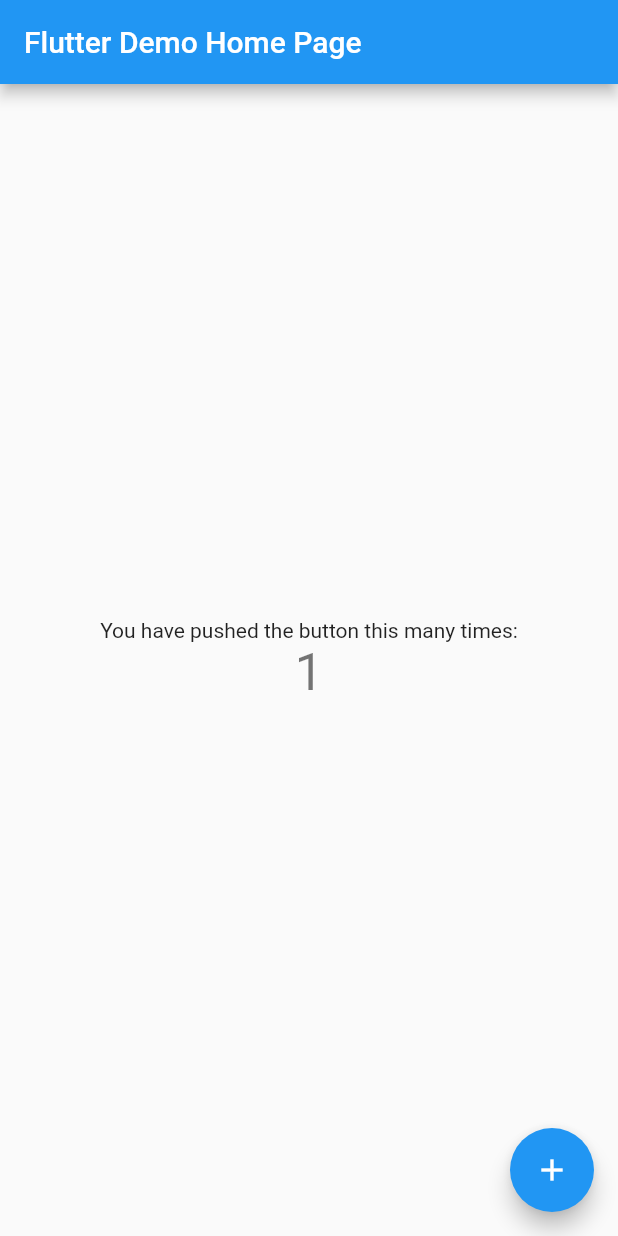
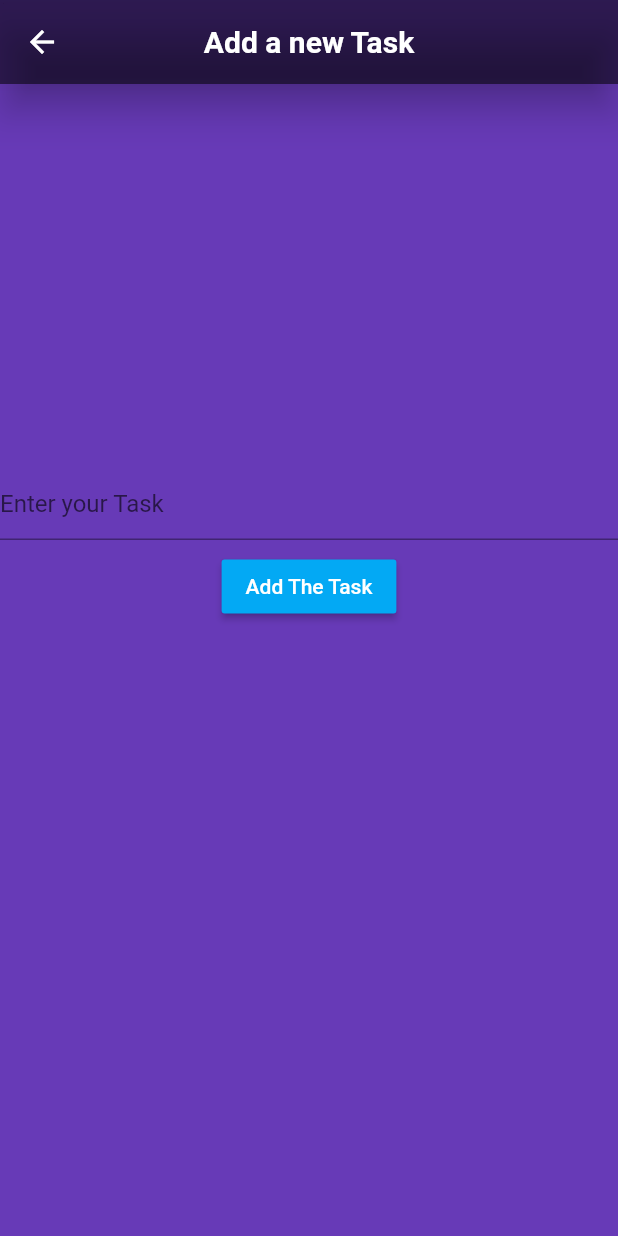
Before and after one commit to guptaprakhariitr/TimeTrackerApp, a Flutter app: the screen it shows after launch, after a tap on the "add" icon, on a phone screen of 412 x 824 dp. Run offline on Flutter 3.47's test engine with Material 2 defaults, Android fonts, the phone set to English and light mode, and no system bars; our stand-ins replace shared_preferences.

Commit message:
Task added refresh every 10 sec

```diff
--- /dev/null
+++ b/lib/NewTask.dart
@@ -0,0 +1,115 @@
+import 'package:flutter/cupertino.dart';
+import 'package:flutter/material.dart';
+import 'package:shared_preferences/shared_preferences.dart';
+class NewTask extends StatefulWidget {
+  final Color color=Colors.black54;
+  @override
+  _NewTaskState createState() => _NewTaskState();
+}
+
+class _NewTaskState extends State<NewTask> {
+  final _formKey = GlobalKey<FormState>();
+   String Taskname;
+  final myController = TextEditingController();
+  Future<SharedPreferences> _prefs = SharedPreferences.getInstance();
+  Future<int> _counter;
+  Future<void> _SetCounter(String srt) async {
+    final SharedPreferences prefs = await _prefs;
+    //final int counter = (prefs.getInt(srt) ?? 0);
+    /*setState(() {
+      _counter = prefs.setInt(srt, counter).then((bool success) {
+        return counter;
+      });
+    });*/
+    int counter=(prefs.getInt("counter") ?? -1)+1;
+    prefs.setInt("counter", counter);
+    var now = new DateTime.now();
+    prefs.setString(counter.toString(),srt);
+    prefs.setInt(counter.toString()+"year", now.year);
+    prefs.setInt(counter.toString()+"month", now.month);
+    prefs.setInt(counter.toString()+"day", now.day);
+    prefs.setInt(counter.toString()+"hour", now.hour);
+    prefs.setInt(counter.toString()+"minute", now.minute);
+    prefs.setInt(counter.toString()+"second", now.second);
+    return;
+  }
+  @override
+  Widget build(BuildContext context) {
+    return Scaffold(
+      appBar: AppBar(
+        centerTitle: true,
+        title: Text("Add a new Task",
+        style: TextStyle(
+        color: Colors.white,
+        fontWeight: FontWeight.bold,),
+    ),
+        backgroundColor: NewTask().color,
+     elevation: 10,
+      ),
+      body: Column(
+        children: <Widget>[
+          Expanded(
+            child: SizedBox(
+            ),
+          ),
+          Expanded(
+            child: Center(
+              child:Form(
+                  key:_formKey,
+                  child: Column(
+                    mainAxisAlignment: MainAxisAlignment.start,
+                    crossAxisAlignment: CrossAxisAlignment.center,
+                    children: [
+                      TextFormField(
+                        cursorColor: Colors.blue,
+                        decoration: const InputDecoration(
+                          hintText: 'Enter your Task',
+                          fillColor: Colors.lightBlue,
+                          focusColor: Colors.indigo,
+                          hoverColor: Colors.indigo,
+                        ),
+                        keyboardAppearance: Brightness.light,
+                        controller: myController,
+                        validator: (value) {
+                          if (value.isEmpty) {
+                            return 'Please enter some text';
+                          }
+                          return null;
+                        },
+
+                      ),
+                      Padding(
+                        padding: EdgeInsets.all(7),
+                        child: RaisedButton(
+                          child: Text("Add The Task",
+                          style: TextStyle(
+                            color: Colors.white
+                          ),),
+                          onPressed: () async{
+                            SharedPreferences prefs = await _prefs;
+    if (_formKey.currentState.validate()) {
+                    await _SetCounter(myController.text);
+                    showDialog(context: context,builder: (context){
+                      return AlertDialog(
+                        content: Text(prefs.get(prefs.get("counter").toString()) + "  +  Marked" ),
+                      );
+                    });
+                    }
+                          },
+                          color: Colors.lightBlue,
+                        ),
+                      )
+                    ],
+                  ),
+              ),
+              ),
+            ),
+          Expanded(
+            child: SizedBox(
+            ),
+          ), ],
+      ),
+      backgroundColor: Colors.deepPurple,
+    );
+  }
+}
--- a/lib/list.dart
+++ /dev/null
@@ -1,21 +0,0 @@
-import 'package:flutter/material.dart';
-class MainScreen extends StatelessWidget {
-  Color color=Colors.black54;
-  @override
-  Widget build(BuildContext context) {
-    return SafeArea(
-      child: Scaffold(
-        appBar: AppBar(
-          title: Text("Tracker",
-            style: TextStyle(
-              color: Colors.white,
-              fontWeight: FontWeight.bold,
-            ),
-          ),
-          backgroundColor: color,
-        ),
-
-      ),
-    );
-  }
-}
--- /dev/null
+++ b/lib/listMain.dart
@@ -0,0 +1,166 @@
+import 'dart:async';
+
+import 'package:flutter/material.dart';
+import 'package:shared_preferences/shared_preferences.dart';
+class listMain extends StatefulWidget {
+
+  @override
+  _listMainState createState() => _listMainState();
+}
+
+class _listMainState extends State<listMain> {
+  int stop=1,c=0;
+  Timer timer;
+  Icon iconPause=new Icon(Icons.pause);
+  Future<SharedPreferences> _prefs = SharedPreferences.getInstance();
+  Icon iconPlay=new Icon(Icons.play_arrow);
+  Listing lista=new Listing();
+  Future<int> _counter;
+  Color color=Colors.black54;
+  static Listing listing=new Listing();
+  @override
+  Widget build(BuildContext context) {
+    return SafeArea(
+      child: Scaffold(
+        appBar: AppBar(
+          centerTitle: true,
+          title: Text("Tracker",
+            style: TextStyle(
+              color: Colors.white,
+              fontWeight: FontWeight.bold,
+            ),
+          ),
+          backgroundColor: color,
+        ),
+      body: new ListView.builder(
+          //itemCount: stop,
+          itemBuilder: (BuildContext context,int index)
+      {return  FutureBuilder(
+            future: listing.listFill(index),
+            builder: (BuildContext context, AsyncSnapshot snapshot){
+              switch (snapshot.connectionState){
+                case ConnectionState.none: return Text("Not There");
+                case ConnectionState.waiting: return Text('');
+                default:
+                  if (snapshot.hasError)
+                   { return new Text('Error: ${snapshot.error}');}
+                  else if( snapshot.data.task !=null)
+                    {
+                     print("STOP" + stop.toString());
+                    return new Container(
+                      child: Card(
+                        child: Row(
+                          mainAxisAlignment: MainAxisAlignment.spaceBetween,
+                          children: [
+                            Row(
+                              mainAxisAlignment: MainAxisAlignment.start,
+                              children: [
+                                IconButton(
+                                  icon: Icon(Icons.play_arrow),
+                                  iconSize: 15,
+                                  onPressed: (){
+
+                                  },
+                                ),
+                                SizedBox(height: 5,),
+                                //Task
+                                Text(
+                                  snapshot.data.task,
+                                )
+                              ],
+                            ),
+                            //time
+                            Text(snapshot.data.time)
+                          ],
+                        ),
+                      ),
+                    );
+                 }
+                  else
+                    {
+                      return Text('');
+                    }
+              }
+            })
+        ;
+      }
+      )
+
+
+
+     ,
+                floatingActionButton: FloatingActionButton(
+                  onPressed: (){
+                        Navigator.pushNamed(context, '/NewTask').whenComplete(() => _refresh());
+                            },
+                    backgroundColor: color,
+                    child: Icon(
+                      Icons.add,
+                    ),
+
+                  ),
+                  floatingActionButtonLocation: FloatingActionButtonLocation.centerDocked,
+                ),
+              );
+  }
+  void _refresh()
+  {print("refreshed");
+    setState(() {
+    });
+  }
+  @override
+  void initState(){
+    super.initState();
+    _counter = _prefs.then((SharedPreferences prefs) {
+      stop=(prefs.getInt("counter") ?? 1);
+      print(stop.toString()+"  scscsd");
+      return (prefs.getInt('counter') ?? 1);
+    });
+    setState(() {
+      const oneSecond = const Duration(seconds: 10);
+      new Timer.periodic(oneSecond, (Timer t) =>setState((){
+
+      }));
+    });
+  }
+
+}
+
+class CardItem  {
+  String task,time;
+   int count;
+  Icon iconUsed=new Icon(Icons.play_arrow);
+  CardItem(this.task,this.time,this.count);
+}
+class Listing {
+  Future<SharedPreferences> _prefs = SharedPreferences.getInstance();
+  Future<CardItem> listFill(int index) async
+  {
+    final SharedPreferences prefs = await _prefs;
+   int count=await prefs.get("counter");
+   print(index.toString()+"  ****   "+ count.toString());
+   if(count!=null){
+   if(index<=count){
+      var now =new DateTime.now();
+      String task =await prefs.get(index.toString());
+      print(task);
+      var then =new DateTime(prefs.get(index.toString() + "year"),
+          prefs.get(index.toString() + "month"),
+          prefs.get(index.toString() + "day"),
+          prefs.get(index.toString() + "hour"),
+          prefs.get(index.toString() + "minute"),
+          prefs.get(index.toString() + "second"));
+     String time = now.difference(then).toString().substring(0,7);
+     CardItem cardItem=new CardItem(task,time,count);
+      return cardItem;}
+   else {
+     CardItem cardItem=new CardItem(null,null,null);
+     return cardItem;
+   }
+   }
+   else {
+     CardItem cardItem=new CardItem(null,null,null);
+     return cardItem;
+   }
+  }
+}
--- a/lib/main.dart
+++ b/lib/main.dart
@@ -1,117 +1,16 @@
+
 import 'package:flutter/material.dart';
+import 'package:flutterssignment/NewTask.dart';
+import 'package:flutterssignment/listMain.dart';
 
 void main() {
-  runApp(MyApp());
+  runApp(
+    MaterialApp(
+      initialRoute: '/',
+      routes: {
+        '/':(context) => listMain(),
+        '/NewTask': (context) => NewTask(),
+      },
+    )
+  );
 }
-
-class MyApp extends StatelessWidget {
-  // This widget is the root of your application.
-  @override
-  Widget build(BuildContext context) {
-    return MaterialApp(
-      title: 'Flutter Demo',
-      theme: ThemeData(
-        // This is the theme of your application.
-        //
-        // Try running your application with "flutter run". You'll see the
-        // application has a blue toolbar. Then, without quitting the app, try
-        // changing the primarySwatch below to Colors.green and then invoke
-        // "hot reload" (press "r" in the console where you ran "flutter run",
-        // or simply save your changes to "hot reload" in a Flutter IDE).
-        // Notice that the counter didn't reset back to zero; the application
-        // is not restarted.
-        primarySwatch: Colors.blue,
-        // This makes the visual density adapt to the platform that you run
-        // the app on. For desktop platforms, the controls will be smaller and
-        // closer together (more dense) than on mobile platforms.
-        visualDensity: VisualDensity.adaptivePlatformDensity,
-      ),
-      home: MyHomePage(title: 'Flutter Demo Home Page'),
-    );
-  }
-}
-
-class MyHomePage extends StatefulWidget {
-  MyHomePage({Key key, this.title}) : super(key: key);
-
-  // This widget is the home page of your application. It is stateful, meaning
-  // that it has a State object (defined below) that contains fields that affect
-  // how it looks.
-
-  // This class is the configuration for the state. It holds the values (in this
-  // case the title) provided by the parent (in this case the App widget) and
-  // used by the build method of the State. Fields in a Widget subclass are
-  // always marked "final".
-
-  final String title;
-
-  @override
-  _MyHomePageState createState() => _MyHomePageState();
-}
-
-class _MyHomePageState extends State<MyHomePage> {
-  int _counter = 0;
-
-  void _incrementCounter() {
-    setState(() {
-      // This call to setState tells the Flutter framework that something has
-      // changed in this State, which causes it to rerun the build method below
-      // so that the display can reflect the updated values. If we changed
-      // _counter without calling setState(), then the build method would not be
-      // called again, and so nothing would appear to happen.
-      _counter++;
-    });
-  }
-
-  @override
-  Widget build(BuildContext context) {
-    // This method is rerun every time setState is called, for instance as done
-    // by the _incrementCounter method above.
-    //
-    // The Flutter framework has been optimized to make rerunning build methods
-    // fast, so that you can just rebuild anything that needs updating rather
-    // than having to individually change instances of widgets.
-    return Scaffold(
-      appBar: AppBar(
-        // Here we take the value from the MyHomePage object that was created by
-        // the App.build method, and use it to set our appbar title.
-        title: Text(widget.title),
-      ),
-      body: Center(
-        // Center is a layout widget. It takes a single child and positions it
-        // in the middle of the parent.
-        child: Column(
-          // Column is also a layout widget. It takes a list of children and
-          // arranges them vertically. By default, it sizes itself to fit its
-          // children horizontally, and tries to be as tall as its parent.
-          //
-          // Invoke "debug painting" (press "p" in the console, choose the
-          // "Toggle Debug Paint" action from the Flutter Inspector in Android
-          // Studio, or the "Toggle Debug Paint" command in Visual Studio Code)
-          // to see the wireframe for each widget.
-          //
-          // Column has various properties to control how it sizes itself and
-          // how it positions its children. Here we use mainAxisAlignment to
-          // center the children vertically; the main axis here is the vertical
-          // axis because Columns are vertical (the cross axis would be
-          // horizontal).
-          mainAxisAlignment: MainAxisAlignment.center,
-          children: <Widget>[
-            Text(
-              'You have pushed the button this many times:',
-            ),
-            Text(
-              '$_counter',
-              style: Theme.of(context).textTheme.headline4,
-            ),
-          ],
-        ),
-      ),
-      floatingActionButton: FloatingActionButton(
-        onPressed: _incrementCounter,
-        tooltip: 'Increment',
-        child: Icon(Icons.add),
-      ), // This trailing comma makes auto-formatting nicer for build methods.
-    );
-  }
-}
--- a/pubspec.yaml
+++ b/pubspec.yaml
@@ -23,6 +23,7 @@ environment:
 dependencies:
   flutter:
     sdk: flutter
+  shared_preferences: ^0.5.7
 
 
   # The following adds the Cupertino Icons font to your application.
```
Also changed, not shown: pubspec.lock.
